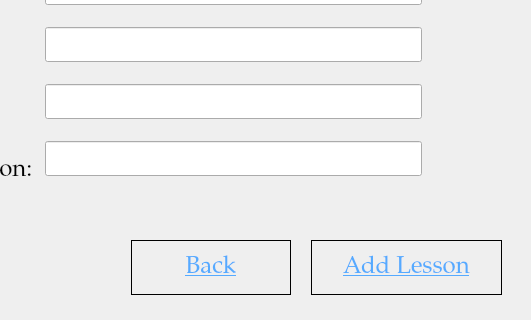
Qt form UI/AddLessonPageUI.ui (tural777/FinalProject) before a commit; both pictures show x 269 to 800 and y 280 to 600 of the 800 by 600 pixel window.
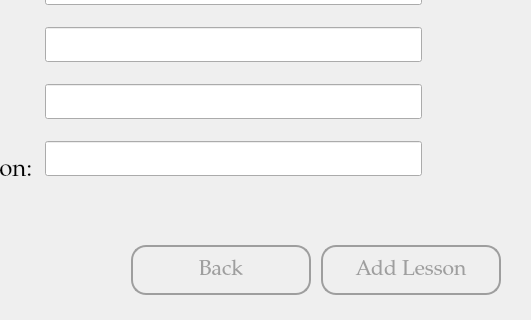
The same form after that commit.

```diff
--- a/UI/AddLessonPageUI.ui
+++ b/UI/AddLessonPageUI.ui
@@ -16,6 +16,12 @@
     <height>600</height>
    </size>
   </property>
+  <property name="maximumSize">
+   <size>
+    <width>800</width>
+    <height>600</height>
+   </size>
+  </property>
   <property name="font">
    <font>
     <family>Palatino Linotype</family>
@@ -29,24 +35,38 @@
    <property name="geometry">
     <rect>
      <x>400</x>
-     <y>520</y>
-     <width>160</width>
-     <height>55</height>
+     <y>525</y>
+     <width>180</width>
+     <height>50</height>
     </rect>
    </property>
    <property name="font">
     <font>
      <family>Palatino Linotype</family>
-     <pointsize>18</pointsize>
-     <underline>true</underline>
+     <pointsize>16</pointsize>
+     <underline>false</underline>
     </font>
    </property>
    <property name="cursor">
     <cursorShape>PointingHandCursor</cursorShape>
    </property>
    <property name="styleSheet">
-    <string notr="true">border: 1px solid black;
-color: rgb(85, 170, 255);</string>
+    <string notr="true">QPushButton{
+	border: 2px solid #9E9E9E;
+	border-radius: 15px;
+	background-color: #00000000;
+	color: #9E9E9E;
+}
+QPushButton:hover{
+	color: #FFFFFF;
+	background-color: #5a5a5a;
+}
+QPushButton:pressed{
+	color: #9c2219;
+}
+QPushButton:checked{
+	color: #2c998e;
+}</string>
    </property>
    <property name="text">
     <string>Back</string>
@@ -55,25 +75,39 @@
   <widget class="QPushButton" name="btn_addLesson">
    <property name="geometry">
     <rect>
-     <x>580</x>
-     <y>520</y>
-     <width>191</width>
-     <height>55</height>
+     <x>590</x>
+     <y>525</y>
+     <width>180</width>
+     <height>50</height>
     </rect>
    </property>
    <property name="font">
     <font>
      <family>Palatino Linotype</family>
-     <pointsize>18</pointsize>
-     <underline>true</underline>
+     <pointsize>16</pointsize>
+     <underline>false</underline>
     </font>
    </property>
    <property name="cursor">
     <cursorShape>PointingHandCursor</cursorShape>
    </property>
    <property name="styleSheet">
-    <string notr="true">border: 1px solid black;
-color: rgb(85, 170, 255);</string>
+    <string notr="true">QPushButton{
+	border: 2px solid #9E9E9E;
+	border-radius: 15px;
+	background-color: #00000000;
+	color: #9E9E9E;
+}
+QPushButton:hover{
+	color: #FFFFFF;
+	background-color: #5a5a5a;
+}
+QPushButton:pressed{
+	color: #9c2219;
+}
+QPushButton:checked{
+	color: #2c998e;
+}</string>
    </property>
    <property name="text">
     <string>Add Lesson</string>
```
